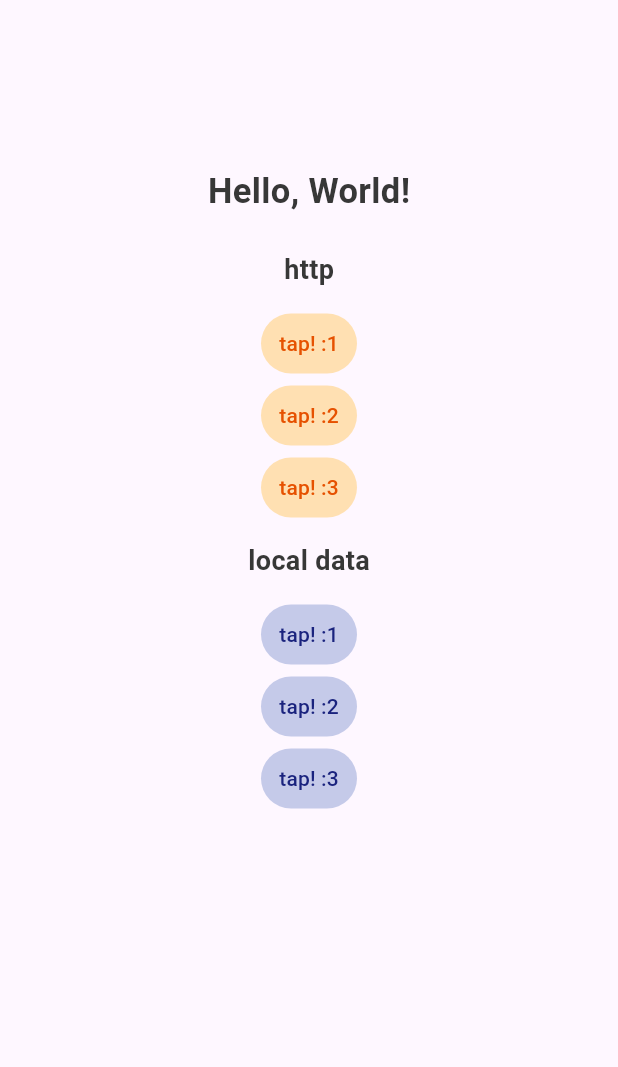
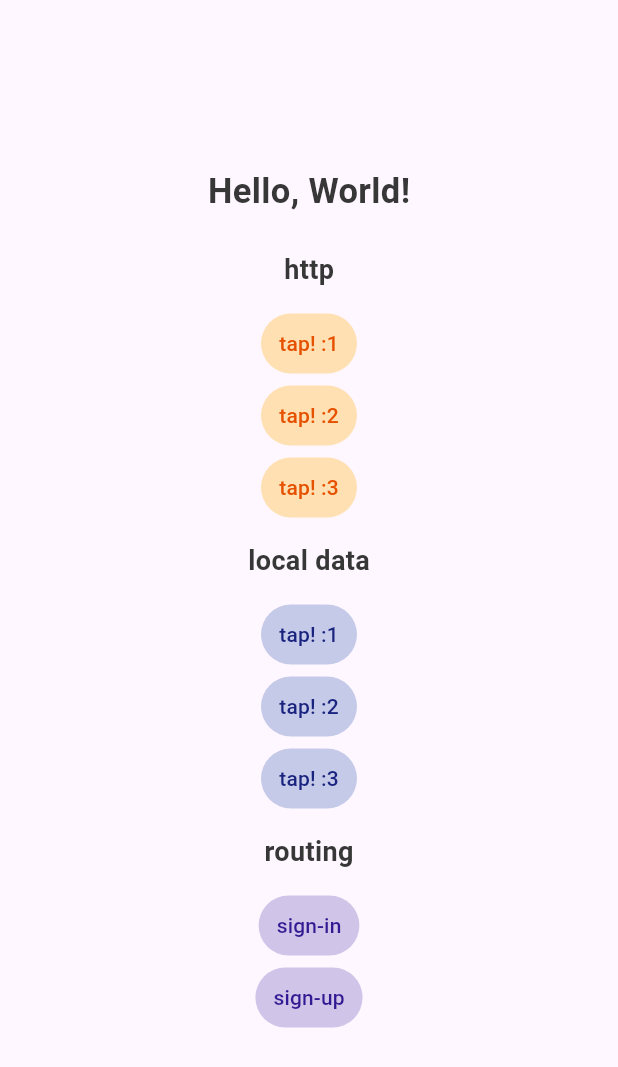
Before and after one commit to tamurakeito/flutter_template, a Flutter app: the screen it shows after launch, on a phone screen of 412 x 824 dp. Shown: the top 1067 px of the screen. Run offline on Flutter 3.47's test engine with Material 3 defaults, Android fonts, the phone set to English and light mode, and no system bars; our stand-ins replace flutter_hooks, flutter_riverpod, go_router, hooks_riverpod, line_icons, sqflite; accounts and stored records are empty; Roboto replaces fonts that are missing (NotoSansJP).

Commit message:
go route のルーティングの追加

```diff
--- a/lib/main.dart
+++ b/lib/main.dart
@@ -1,7 +1,7 @@
 import 'package:flutter/material.dart';
 import 'package:flutter_riverpod/flutter_riverpod.dart';
 import 'package:flutter_template/model/local_data/initializer.dart';
-import 'package:flutter_template/view/app_view.dart';
+import 'package:flutter_template/view/router.dart';
 
 void main() async {
   WidgetsFlutterBinding.ensureInitialized();
@@ -15,10 +15,12 @@ class MyApp extends StatelessWidget {
   // This widget is the root of your application.
   @override
   Widget build(BuildContext context) {
-    return const MaterialApp(
+    return MaterialApp.router(
+      routerDelegate: goRouter.routerDelegate,
+      routeInformationParser: goRouter.routeInformationParser,
+      routeInformationProvider: goRouter.routeInformationProvider,
       title: 'flutter_template',
       debugShowCheckedModeBanner: false,
-      home: AppView(),
     );
   }
 }
--- a/lib/view/app_view.dart
+++ /dev/null
@@ -1,13 +0,0 @@
-import 'package:flutter/material.dart';
-import 'package:flutter_template/view/screens/home_screen.dart';
-
-class AppView extends StatelessWidget {
-  const AppView({super.key});
-
-  @override
-  Widget build(BuildContext context) {
-    return const Scaffold(
-      body: HomeScreen(),
-    );
-  }
-}
--- /dev/null
+++ b/lib/view/router.dart
@@ -0,0 +1,51 @@
+import 'package:flutter/material.dart';
+import 'package:flutter_template/view/screens/home.dart';
+import 'package:flutter_template/view/screens/sign_in.dart';
+import 'package:flutter_template/view/screens/sign_up.dart';
+import 'package:go_router/go_router.dart';
+
+final goRouter = GoRouter(
+  // アプリが起動した時
+  initialLocation: '/',
+  // パスと画面の組み合わせ
+  routes: [
+    GoRoute(
+      path: '/',
+      name: 'home',
+      pageBuilder: (context, state) {
+        return MaterialPage(
+          key: state.pageKey,
+          child: const Scaffold(body: Home()),
+        );
+      },
+    ),
+    GoRoute(
+      path: '/sign-in',
+      name: 'sign-in',
+      pageBuilder: (context, state) {
+        return MaterialPage(
+          key: state.pageKey,
+          child: const Scaffold(body: SignIn()),
+        );
+      },
+    ),
+    GoRoute(
+      path: '/sign-up',
+      name: 'sign-up',
+      pageBuilder: (context, state) {
+        return MaterialPage(
+          key: state.pageKey,
+          child: const Scaffold(body: SignUp()),
+        );
+      },
+    ),
+  ],
+  errorPageBuilder: (context, state) => MaterialPage(
+    key: state.pageKey,
+    child: Scaffold(
+      body: Center(
+        child: Text(state.error.toString()),
+      ),
+    ),
+  ),
+);
--- a/lib/view/screens/home_screen.dart
+++ b/lib/view/screens/home.dart
@@ -2,14 +2,15 @@ import 'package:flutter/material.dart';
 import 'package:flutter_hooks/flutter_hooks.dart';
 import 'package:flutter_riverpod/flutter_riverpod.dart';
 import 'package:flutter_template/errors/error.dart';
+import 'package:flutter_template/view/ui/atoms/app_button.dart';
+import 'package:go_router/go_router.dart';
 import 'package:hooks_riverpod/hooks_riverpod.dart';
 import 'package:flutter_template/view/ui/atoms/app_text.dart';
-import 'package:flutter_template/view/ui/molecules/loading_circle_mini.dart';
 import 'package:flutter_template/view_model/http_view_model.dart';
 import 'package:flutter_template/view_model/local_data_view_model.dart';
 
-class HomeScreen extends ConsumerWidget {
-  const HomeScreen({super.key});
+class Home extends ConsumerWidget {
+  const Home({super.key});
 
   @override
   Widget build(BuildContext context, WidgetRef ref) {
@@ -101,6 +102,27 @@ class HomeScreen extends ConsumerWidget {
               viewModel: localDataViewModel,
               id: 3,
             ),
+            Container(
+              margin: const EdgeInsets.all(16),
+              child: const AppText(
+                "routing",
+                style: AppTextStyle.h2,
+              ),
+            ),
+            AppButton(
+              label: "sign-in",
+              color: Colors.deepPurple,
+              handlePress: () {
+                context.push('/sign-in');
+              },
+            ),
+            AppButton(
+              label: "sign-up",
+              color: Colors.deepPurple,
+              handlePress: () {
+                context.push('/sign-up');
+              },
+            ),
           ],
         ),
       ),
@@ -160,7 +182,7 @@ class HttpButton extends HookWidget {
       }
     }
 
-    return DataButton(
+    return AppButton(
       label: "tap! :$id",
       color: Colors.orange,
       handlePress: handlePress,
@@ -204,7 +226,7 @@ class LocalDataButton extends HookWidget {
       }
     }
 
-    return DataButton(
+    return AppButton(
       label: "tap! :$id",
       color: Colors.indigo,
       handlePress: handlePress,
@@ -212,50 +234,3 @@ class LocalDataButton extends HookWidget {
     );
   }
 }
-
-class DataButton extends StatelessWidget {
-  final String label;
-  final MaterialColor color;
-  final void Function()? handlePress;
-  final ValueNotifier<bool> isLoading;
-  const DataButton({
-    super.key,
-    required this.label,
-    required this.color,
-    required this.handlePress,
-    required this.isLoading,
-  });
-
-  @override
-  Widget build(BuildContext context) {
-    return TextButton(
-      onPressed: handlePress,
-      style: ButtonStyle(
-        backgroundColor: WidgetStateProperty.resolveWith<Color?>(
-          (Set<WidgetState> states) {
-            if (states.contains(WidgetState.disabled)) {
-              return Colors.grey;
-            }
-            return color.shade100;
-          },
-        ),
-        overlayColor: WidgetStateProperty.resolveWith<Color?>(
-          (Set<WidgetState> states) {
-            if (states.contains(WidgetState.pressed)) {
-              return color.withOpacity(0.3);
-            }
-            return null;
-          },
-        ),
-      ),
-      child: isLoading.value
-          ? const LoadingCircleMini()
-          : Text(
-              label,
-              style: TextStyle(
-                color: color.shade900,
-              ),
-            ),
-    );
-  }
-}
--- /dev/null
+++ b/lib/view/ui/atoms/app_button.dart
@@ -0,0 +1,49 @@
+import 'package:flutter/material.dart';
+import 'package:flutter_template/view/ui/molecules/loading_circle_mini.dart';
+
+class AppButton extends StatelessWidget {
+  final String label;
+  final MaterialColor color;
+  final void Function()? handlePress;
+  final ValueNotifier<bool>? isLoading;
+  const AppButton({
+    super.key,
+    required this.label,
+    required this.color,
+    required this.handlePress,
+    this.isLoading,
+  });
+
+  @override
+  Widget build(BuildContext context) {
+    return TextButton(
+      onPressed: handlePress,
+      style: ButtonStyle(
+        backgroundColor: WidgetStateProperty.resolveWith<Color?>(
+          (Set<WidgetState> states) {
+            if (states.contains(WidgetState.disabled)) {
+              return Colors.grey;
+            }
+            return color.shade100;
+          },
+        ),
+        overlayColor: WidgetStateProperty.resolveWith<Color?>(
+          (Set<WidgetState> states) {
+            if (states.contains(WidgetState.pressed)) {
+              return color.withOpacity(0.3);
+            }
+            return null;
+          },
+        ),
+      ),
+      child: isLoading != null && isLoading!.value
+          ? const LoadingCircleMini()
+          : Text(
+              label,
+              style: TextStyle(
+                color: color.shade900,
+              ),
+            ),
+    );
+  }
+}
--- a/pubspec.yaml
+++ b/pubspec.yaml
@@ -16,6 +16,7 @@ dependencies:
   line_icons: ^2.0.3
   http: ^1.2.2
   hooks_riverpod: ^2.6.1
+  go_router: ^14.6.3
 
 dev_dependencies:
   flutter_test:
```
Also changed, not shown: lib/view/screens/sign_in.dart (added, +37 -0 lines), lib/view/screens/sign_up.dart (added, +37 -0 lines), lib/view/screens/_example.dart (added), lib/view/screens/_example_screen.dart (deleted), pubspec.lock.
